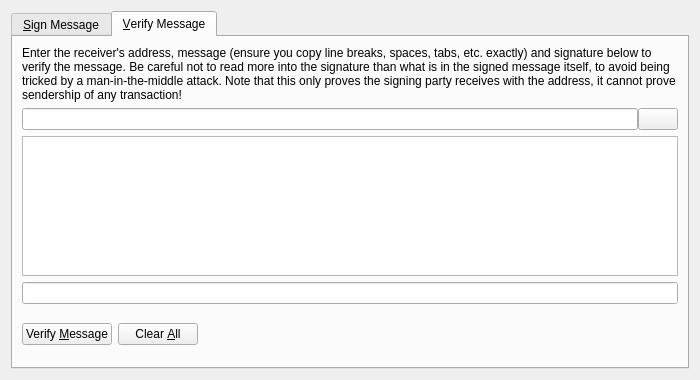
Old version of the form src/qt/forms/signverifymessagedialog.ui in the repository rngcoin-project/rngcoin.
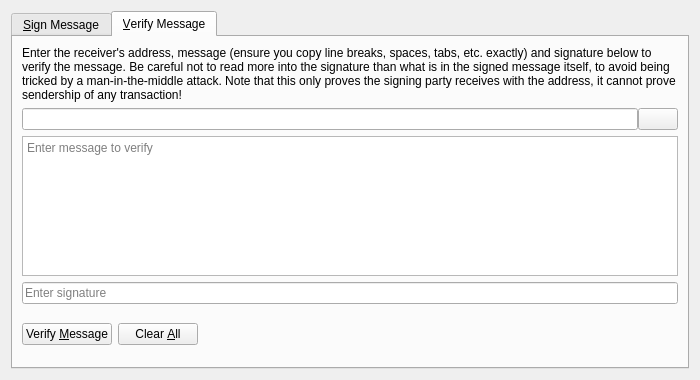
New version of the form. The open tabs and pages were chosen to show the change. Icons and pictures are not drawn. Custom widgets are drawn as their Qt base class.

Diff of the .ui file:
```diff
--- a/src/qt/forms/signverifymessagedialog.ui
+++ b/src/qt/forms/signverifymessagedialog.ui
@@ -285,10 +285,18 @@
         </layout>
        </item>
        <item>
-        <widget class="QPlainTextEdit" name="messageIn_VM"/>
+        <widget class="QPlainTextEdit" name="messageIn_VM">
+         <property name="placeholderText">
+          <string>Enter message to verify</string>
+         </property>
+        </widget>
        </item>
        <item>
-        <widget class="QValidatedLineEdit" name="signatureIn_VM"/>
+        <widget class="QValidatedLineEdit" name="signatureIn_VM">
+         <property name="placeholderText">
+          <string>Enter signature</string>
+         </property>
+        </widget>
        </item>
        <item>
         <layout class="QHBoxLayout" name="horizontalLayout_2_VM">
```
Left out of the diff: 11 changed lines with no effect on the pictures.
